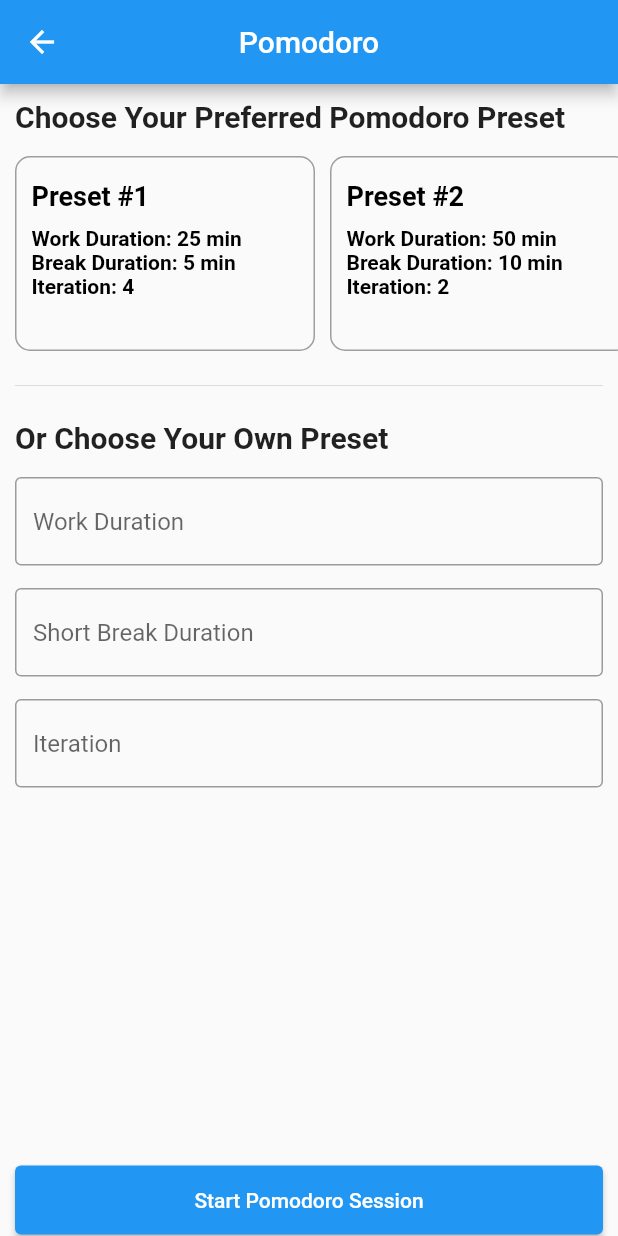
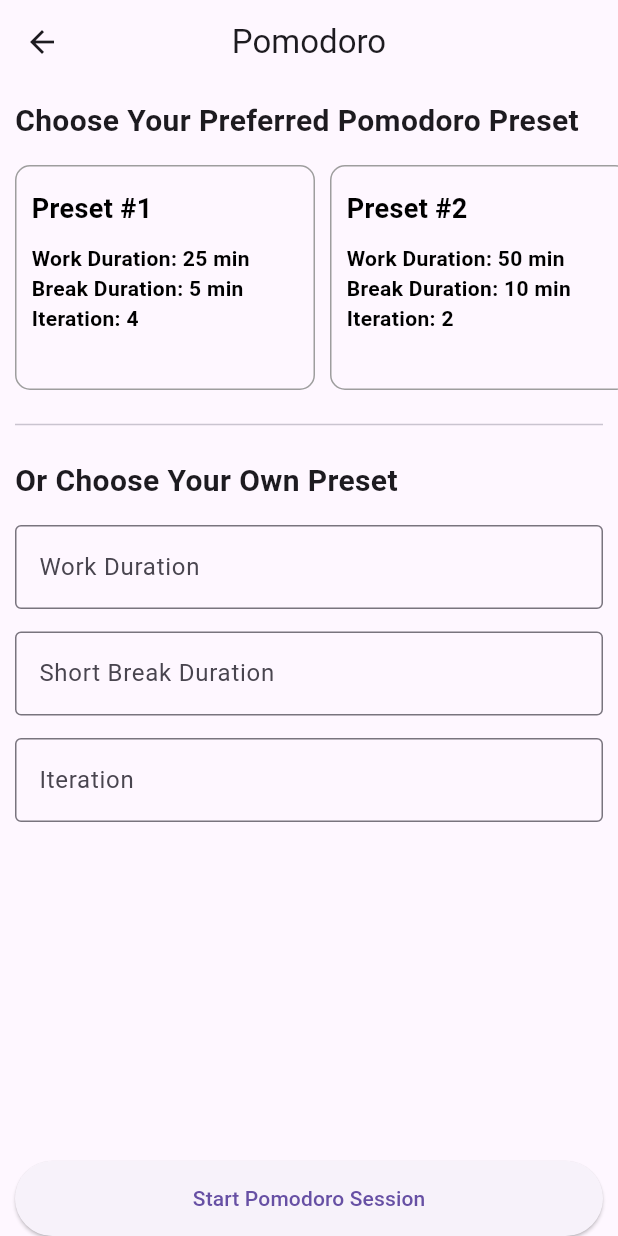
Before and after one commit to qawitherev/pomodoroBloc, a Flutter app: the screen it shows after launch, after a tap on "Pomodoro App", on a phone screen of 412 x 824 dp. Run offline on Flutter 3.47's test engine with Material 2 defaults, Android fonts, the phone set to English and light mode, and no system bars.

Commit message:
added dark mode
todo:save custom preset, theme stuff

```diff
--- a/lib/main.dart
+++ b/lib/main.dart
@@ -1,10 +1,19 @@
 import 'package:flutter/material.dart';
 import 'package:pomodoro/providers/pomodoro_provider.dart';
+import 'package:pomodoro/providers/theme_provider.dart';
+import 'package:pomodoro/theme_stuff/default_theme.dart';
 import 'package:pomodoro/views/pomodoro_init_page.dart';
 import 'package:provider/provider.dart';
 
 void main() {
-  runApp(const MyApp());
+  // runApp(MyApp());
+  runApp(
+    MultiProvider(providers: [
+      ChangeNotifierProvider<PomodoroProvider>(
+          create: (_) => PomodoroProvider()),
+      ChangeNotifierProvider<ThemeProvider>(create: (_) => ThemeProvider())
+    ], child: const MyApp(),)
+  );
 }
 
 class MyApp extends StatelessWidget {
@@ -12,14 +21,26 @@ class MyApp extends StatelessWidget {
 
   @override
   Widget build(BuildContext context) {
-    return ChangeNotifierProvider(
-      create: (BuildContext context) => PomodoroProvider(),
-      child: const MaterialApp(
-        title: 'Pomodoro App',
-        debugShowCheckedModeBanner: false,
-        home: HomeScreen(),
-      ),
+    final provider = Provider.of<ThemeProvider>(context);
+    return MaterialApp(
+      theme: defaultTheme,
+      darkTheme: darkTheme,
+      themeMode: provider.themeMode,
+      title: 'Pomodoro App',
+      debugShowCheckedModeBanner: false,
+      home: const HomeScreen(),
     );
+    // return ChangeNotifierProvider(
+    //   create: (BuildContext context) => PomodoroProvider(),
+    //   child: MaterialApp(
+    //     theme: defaultTheme,
+    //     darkTheme: darkTheme,
+    //     themeMode: ,
+    //     title: 'Pomodoro App',
+    //     debugShowCheckedModeBanner: false,
+    //     home: const HomeScreen(),
+    //   ),
+    // );
   }
 }
 
@@ -28,6 +49,7 @@ class HomeScreen extends StatelessWidget {
 
   @override
   Widget build(BuildContext context) {
+    final provider = Provider.of<ThemeProvider>(context);
     return Scaffold(
       appBar: AppBar(
         title: const Text("Pomodoro App"),
@@ -54,6 +76,17 @@ class HomeScreen extends StatelessWidget {
                   ),
                 ),
               ),
+              const SizedBox(height: 15,),
+              ElevatedButton(onPressed: () => provider.toggleTheme(),
+                child: Padding(
+                  padding: const EdgeInsets.symmetric(horizontal: 10, vertical: 15),
+                  child: Center(
+                    child: Text(
+                        !provider.isDark ? "Change to Dark" : "Change to Light",
+                    ),
+                  ),
+                ),
+              ),
             ],
           ),
         ),
--- a/lib/providers/pomodoro_provider.dart
+++ b/lib/providers/pomodoro_provider.dart
@@ -34,13 +34,10 @@ class PomodoroProvider extends ChangeNotifier {
   }
 
   void selectModel(int index) {
-    print("a");
     if (_selectedModelIndex != -1 && _selectedModelIndex == index) {
-      print("b");
       _selectedModelIndex = -1;
       notifyListeners();
     } else {
-      print("c");
       _selectedModelIndex = index;
       notifyListeners();
     }
--- /dev/null
+++ b/lib/providers/theme_provider.dart
@@ -0,0 +1,21 @@
+import 'package:flutter/material.dart';
+
+class ThemeProvider with ChangeNotifier {
+  ThemeMode _themeMode = ThemeMode.light;
+  bool _isDark = false;
+
+  get themeMode => _themeMode;
+  get isDark => _isDark;
+
+  void toggleTheme() {
+    if (_themeMode == ThemeMode.light) {
+      _themeMode = ThemeMode.dark;
+      _isDark = true;
+      notifyListeners();
+    } else if (_themeMode == ThemeMode.dark) {
+      _themeMode = ThemeMode.light;
+      _isDark = false;
+      notifyListeners();
+    }
+  }
+}
--- /dev/null
+++ b/lib/theme_stuff/colours.dart
@@ -0,0 +1,31 @@
+import 'dart:ui';
+
+import 'package:flutter/material.dart';
+
+class Colours {
+  static const swatch = {
+    50: Color.fromRGBO(136, 14, 79, .1),
+    100: Color.fromRGBO(136, 14, 79, .2),
+    200: Color.fromRGBO(136, 14, 79, .3),
+    300: Color.fromRGBO(136, 14, 79, .4),
+    400: Color.fromRGBO(136, 14, 79, .5),
+    500: Color.fromRGBO(136, 14, 79, .6), // The primary color
+    600: Color.fromRGBO(136, 14, 79, .7),
+    700: Color.fromRGBO(136, 14, 79, .8),
+    800: Color.fromRGBO(136, 14, 79, .9),
+    900: Color.fromRGBO(136, 14, 79, 1),
+  };
+
+  static const mCerulean = MaterialColor(0xFF2D728F, swatch);
+  static const appColour = MaterialColor(0xFF66BB6A, swatch);
+
+
+  //real shit here
+  static const PRIMARY_COLOR = Color(0xFF7E57C2);
+  static const PRIMARY_DARK_COLOR = Color(0xFF4527A0);
+  static const PRIMARY_SWATCH = MaterialColor(0xFF7E57C2, swatch);
+  static const PRIMARY_DARK_SWATCH = MaterialColor(0xFF4527A0, swatch);
+
+
+
+}
--- /dev/null
+++ b/lib/theme_stuff/default_theme.dart
@@ -0,0 +1,24 @@
+//default [light mode] theme
+import 'package:flutter/material.dart';
+import 'package:pomodoro/theme_stuff/colours.dart';
+
+
+ThemeData defaultTheme = ThemeData(
+  brightness: Brightness.light,
+  primaryColor: Colours.PRIMARY_COLOR,
+  primarySwatch: Colours.PRIMARY_SWATCH,
+  useMaterial3: true,
+  textTheme: TextTheme(
+
+  ),
+);
+
+ThemeData darkTheme = ThemeData(
+  brightness: Brightness.dark,
+  primaryColor: Colours.PRIMARY_DARK_COLOR,
+  primarySwatch: Colours.PRIMARY_DARK_SWATCH,
+  // appBarTheme: const AppBarTheme(
+  //   backgroundColor: Colours.PRIMARY_DARK_COLOR,
+  // ),
+  useMaterial3: true
+);
--- a/lib/views/pomodoro_init_page.dart
+++ b/lib/views/pomodoro_init_page.dart
@@ -17,6 +17,7 @@ class PomodoroPage extends StatelessWidget {
   @override
   Widget build(BuildContext context) {
     // final width = MediaQuery.of(context).size.width;
+    final theme = Theme.of(context);
     final provider = Provider.of<PomodoroProvider>(context);
     return Scaffold(
       appBar: AppBar(
@@ -44,9 +45,9 @@ class PomodoroPage extends StatelessWidget {
                       ),
                       vertBox,
                       SizedBox(
-                        height: 130,
+                        height: 150,
                         child: ListView.builder(
-                          physics: const BouncingScrollPhysics(),
+                            physics: const BouncingScrollPhysics(),
                             scrollDirection: Axis.horizontal,
                             itemCount: provider.modelList.length * 2 + 1,
                             itemBuilder: (BuildContext context, int index) {
@@ -59,7 +60,7 @@ class PomodoroPage extends StatelessWidget {
                                 final item = provider.modelList[index ~/ 2];
                                 final idx = index ~/ 2;
                                 return _pomodoroPreset(
-                                    context, item, idx, provider);
+                                    context, item, idx, provider, theme);
                               } else {
                                 return const SizedBox(
                                   width: 10,
@@ -124,7 +125,10 @@ class PomodoroPage extends StatelessWidget {
                 padding: const EdgeInsets.symmetric(horizontal: 10),
                 child: ElevatedButton(
                   onPressed: () {
-                    if (provider.selectedModelIndex != -1 && (workDurationController.text.isNotEmpty || shortBreakDurationController.text.isNotEmpty || iterationController.text.isNotEmpty)) {
+                    if (provider.selectedModelIndex != -1 &&
+                        (workDurationController.text.isNotEmpty ||
+                            shortBreakDurationController.text.isNotEmpty ||
+                            iterationController.text.isNotEmpty)) {
                       ScaffoldMessenger.of(context).showSnackBar(const SnackBar(
                         content: Text("Please choose either preset"),
                         duration: Duration(seconds: 2),
@@ -139,11 +143,13 @@ class PomodoroPage extends StatelessWidget {
                       // print(provider)
                       int breakDuration =
                           int.tryParse(shortBreakDurationController.text) ?? 0;
-                      int iteration = int.tryParse(iterationController.text) ?? 0;
+                      int iteration =
+                          int.tryParse(iterationController.text) ?? 0;
                       if (workDuration == 0 ||
                           breakDuration == 0 ||
                           iteration == 0) {
-                        ScaffoldMessenger.of(context).showSnackBar(const SnackBar(
+                        ScaffoldMessenger.of(context)
+                            .showSnackBar(const SnackBar(
                           content: Text("Cannot be 0"),
                           duration: Duration(seconds: 2),
                         ));
@@ -184,31 +190,46 @@ class PomodoroPage extends StatelessWidget {
   }
 
   _pomodoroPreset(BuildContext context, PomodoroModel item, int idx,
-      PomodoroProvider provider) {
-    final h1 = TextStyle(fontSize: 18, fontWeight: FontWeight.bold, color: provider.selectedModelIndex == idx ? Colors.white: Colors.black);
+      PomodoroProvider provider, ThemeData theme) {
+    final h1 = TextStyle(
+        fontSize: 18,
+        fontWeight: FontWeight.bold,
+        color: _getContainerTextColor(provider, idx, theme, context),
+    );
     return GestureDetector(
       onTap: () => provider.selectModel(idx),
       child: Consumer<PomodoroProvider>(
         builder: (context, provider, child) {
           return Container(
             width: 200,
-            height: 130,
+            height: 150,
             padding: const EdgeInsets.symmetric(horizontal: 10, vertical: 15),
             decoration: BoxDecoration(
               borderRadius: BorderRadius.circular(10),
-              color: provider.selectedModelIndex != idx ? Colors.transparent : Colors.blue,
+              color: provider.selectedModelIndex != idx
+                  ? Colors.transparent
+                  : theme.primaryColor,
               border: Border.all(color: Colors.grey),
             ),
             child: Column(
               crossAxisAlignment: CrossAxisAlignment.start,
               children: [
-                Text("Preset #${idx+1}", style: h1),
+                Text("Preset #${idx + 1}", style: h1),
                 const SizedBox(
                   height: 10,
                 ),
-                Text("Work Duration: ${item.workDuration} min", style: h1.copyWith(fontSize: 14),),
-                Text("Break Duration: ${item.shortBreakDuration} min", style: h1.copyWith(fontSize: 14),),
-                Text("Iteration: ${item.iteration}", style: h1.copyWith(fontSize: 14),),
+                Text(
+                  "Work Duration: ${item.workDuration} min",
+                  style: h1.copyWith(fontSize: 14),
+                ),
+                Text(
+                  "Break Duration: ${item.shortBreakDuration} min",
+                  style: h1.copyWith(fontSize: 14),
+                ),
+                Text(
+                  "Iteration: ${item.iteration}",
+                  style: h1.copyWith(fontSize: 14),
+                ),
               ],
             ),
           );
@@ -216,6 +237,19 @@ class PomodoroPage extends StatelessWidget {
       ),
     );
   }
+
+  Color _getContainerTextColor(PomodoroProvider provider, int index, ThemeData theme, BuildContext context) {
+    final brightness = Theme.of(context).brightness;
+    if (brightness == Brightness.light) {
+      if (provider.selectedModelIndex == index) {
+        return Colors.white;
+      } else {
+        return Colors.black;
+      }
+    } else if (brightness == Brightness.dark) {
+      return Colors.white;
+    } else {
+      throw UnimplementedError("No Color");
+    }
+  }
 }
-
-//TODO: handle when already tap preset, but want to choose own preset
```
